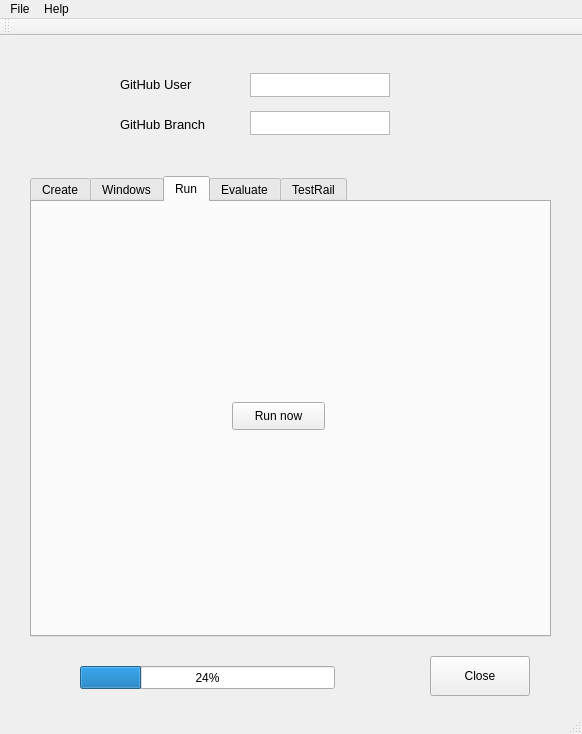
The window that tools/auto-tester/src/ui/AutoTester.ui (vircadia/vircadia-native-core) describes before a commit, drawn with Qt 5.
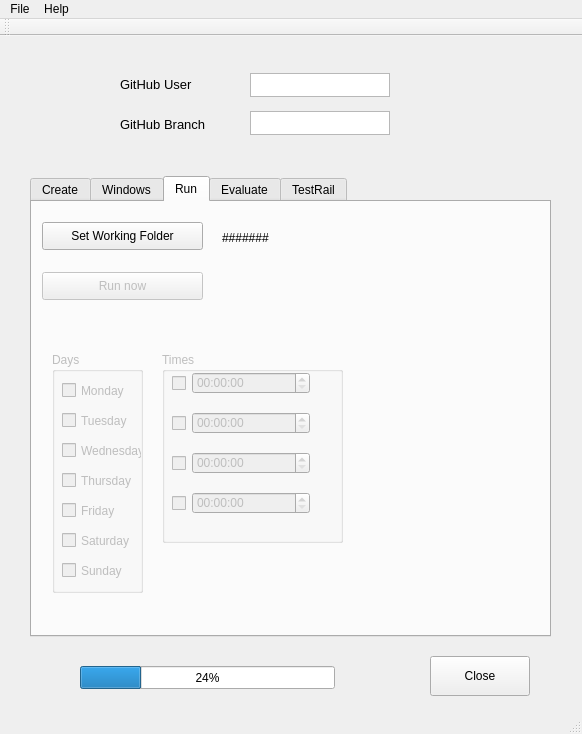
The same window after the commit. The open tabs and pages were chosen to show the change.

Diff of the .ui file:
```diff
--- a/tools/auto-tester/src/ui/AutoTester.ui
+++ b/tools/auto-tester/src/ui/AutoTester.ui
@@ -190,11 +190,14 @@
       <string>Run</string>
      </attribute>
      <widget class="QPushButton" name="runNowButton">
+      <property name="enabled">
+       <bool>false</bool>
+      </property>
       <property name="geometry">
        <rect>
-        <x>200</x>
-        <y>200</y>
-        <width>93</width>
+        <x>10</x>
+        <y>70</y>
+        <width>161</width>
         <height>28</height>
        </rect>
       </property>
@@ -202,6 +205,247 @@
        <string>Run now</string>
       </property>
      </widget>
+     <widget class="QGroupBox" name="daysGroupBox">
+      <property name="enabled">
+       <bool>false</bool>
+      </property>
+      <property name="geometry">
+       <rect>
+        <x>20</x>
+        <y>150</y>
+        <width>91</width>
+        <height>241</height>
+       </rect>
+      </property>
+      <property name="title">
+       <string>Days</string>
+      </property>
+      <widget class="QCheckBox" name="sundayCheckBox">
+       <property name="geometry">
+        <rect>
+         <x>10</x>
+         <y>210</y>
+         <width>80</width>
+         <height>17</height>
+        </rect>
+       </property>
+       <property name="text">
+        <string>Sunday</string>
+       </property>
+      </widget>
+      <widget class="QCheckBox" name="wednesdayCheckBox">
+       <property name="geometry">
+        <rect>
+         <x>10</x>
+         <y>90</y>
+         <width>80</width>
+         <height>17</height>
+        </rect>
+       </property>
+       <property name="text">
+        <string>Wednesday</string>
+       </property>
+      </widget>
+      <widget class="QCheckBox" name="tuesdayCheckBox">
+       <property name="geometry">
+        <rect>
+         <x>10</x>
+         <y>60</y>
+         <width>80</width>
+         <height>17</height>
+        </rect>
+       </property>
+       <property name="text">
+        <string>Tuesday</string>
+       </property>
+      </widget>
+      <widget class="QCheckBox" name="thursdayCheckBox">
+       <property name="geometry">
+        <rect>
+         <x>10</x>
+         <y>120</y>
+         <width>80</width>
+         <height>17</height>
+        </rect>
+       </property>
+       <property name="text">
+        <string>Thursday</string>
+       </property>
+      </widget>
+      <widget class="QCheckBox" name="fridayCheckBox">
+       <property name="geometry">
+        <rect>
+         <x>10</x>
+         <y>150</y>
+         <width>80</width>
+         <height>17</height>
+        </rect>
+       </property>
+       <property name="text">
+        <string>Friday</string>
+       </property>
+      </widget>
+      <widget class="QCheckBox" name="saturdayCheckBox">
+       <property name="geometry">
+        <rect>
+         <x>10</x>
+         <y>180</y>
+         <width>80</width>
+         <height>17</height>
+        </rect>
+       </property>
+       <property name="text">
+        <string>Saturday</string>
+       </property>
+      </widget>
+      <widget class="QCheckBox" name="mondayCheckBox">
+       <property name="geometry">
+        <rect>
+         <x>10</x>
+         <y>30</y>
+         <width>80</width>
+         <height>17</height>
+        </rect>
+       </property>
+       <property name="text">
+        <string>Monday</string>
+       </property>
+      </widget>
+     </widget>
+     <widget class="QGroupBox" name="timesGroupBox">
+      <property name="enabled">
+       <bool>false</bool>
+      </property>
+      <property name="geometry">
+       <rect>
+        <x>130</x>
+        <y>150</y>
+        <width>181</width>
+        <height>191</height>
+       </rect>
+      </property>
+      <property name="title">
+       <string>Times</string>
+      </property>
+      <widget class="QTimeEdit" name="timeEdit1">
+       <property name="geometry">
+        <rect>
+         <x>30</x>
+         <y>20</y>
+         <width>118</width>
+         <height>22</height>
+        </rect>
+       </property>
+      </widget>
+      <widget class="QTimeEdit" name="timeEdit2">
+       <property name="geometry">
+        <rect>
+         <x>30</x>
+         <y>60</y>
+         <width>118</width>
+         <height>22</height>
+        </rect>
+       </property>
+      </widget>
+      <widget class="QTimeEdit" name="timeEdit3">
+       <property name="geometry">
+        <rect>
+         <x>30</x>
+         <y>100</y>
+         <width>118</width>
+         <height>22</height>
+        </rect>
+       </property>
+      </widget>
+      <widget class="QTimeEdit" name="timeEdit4">
+       <property name="geometry">
+        <rect>
+         <x>30</x>
+         <y>140</y>
+         <width>118</width>
+         <height>22</height>
+        </rect>
+       </property>
+      </widget>
+      <widget class="QCheckBox" name="timeEdit1checkBox">
+       <property name="geometry">
+        <rect>
+         <x>10</x>
+         <y>23</y>
+         <width>21</width>
+         <height>17</height>
+        </rect>
+       </property>
+       <property name="text">
+        <string/>
+       </property>
+      </widget>
+      <widget class="QCheckBox" name="timeEdit2checkBox">
+       <property name="geometry">
+        <rect>
+         <x>10</x>
+         <y>63</y>
+         <width>21</width>
+         <height>17</height>
+        </rect>
+       </property>
+       <property name="text">
+        <string/>
+       </property>
+      </widget>
+      <widget class="QCheckBox" name="timeEdit3checkBox">
+       <property name="geometry">
+        <rect>
+         <x>10</x>
+         <y>103</y>
+         <width>21</width>
+         <height>17</height>
+        </rect>
+       </property>
+       <property name="text">
+        <string/>
+       </property>
+      </widget>
+      <widget class="QCheckBox" name="timeEdit4checkBox">
+       <property name="geometry">
+        <rect>
+         <x>10</x>
+         <y>143</y>
+         <width>21</width>
+         <height>17</height>
+        </rect>
+       </property>
+       <property name="text">
+        <string/>
+       </property>
+      </widget>
+     </widget>
+     <widget class="QPushButton" name="setWorkingFolderButton">
+      <property name="geometry">
+       <rect>
+        <x>10</x>
+        <y>20</y>
+        <width>161</width>
+        <height>28</height>
+       </rect>
+      </property>
+      <property name="text">
+       <string>Set Working Folder</string>
+      </property>
+     </widget>
+     <widget class="QLabel" name="workingFolderLabel">
+      <property name="geometry">
+       <rect>
+        <x>190</x>
+        <y>20</y>
+        <width>321</width>
+        <height>31</height>
+       </rect>
+      </property>
+      <property name="text">
+       <string>#######</string>
+      </property>
+     </widget>
     </widget>
     <widget class="QWidget" name="tab_2">
      <attribute name="title">
```
Left out of the diff: 2 changed lines with no effect on the pictures.
